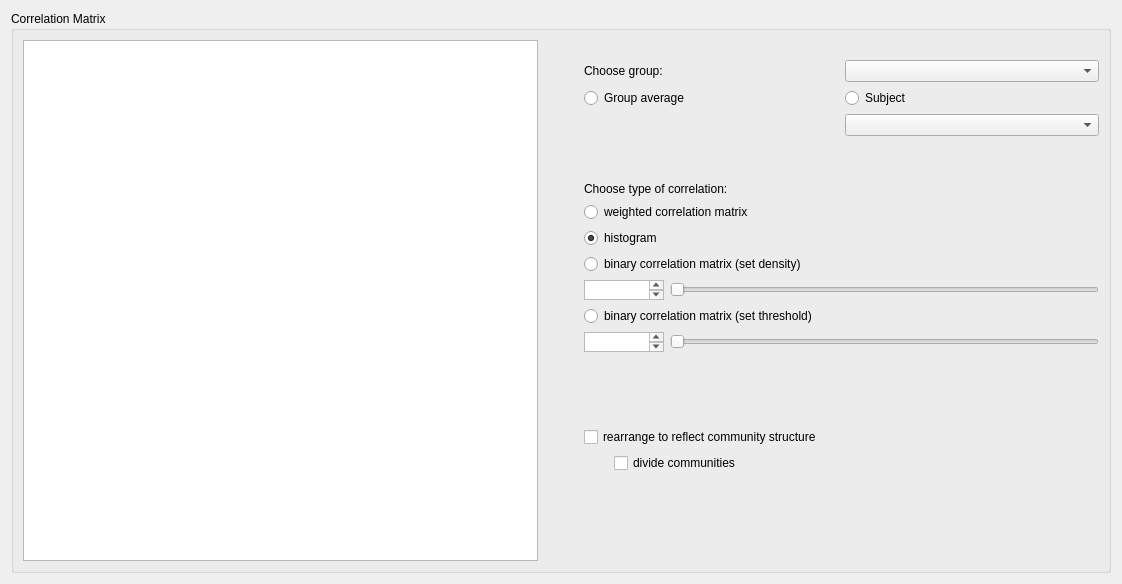
First picture: the form in braphy/gui/ui_files/correlation_matrix_widget.ui, repository softmatterlab/Braph-2.0-Python, before the edit.
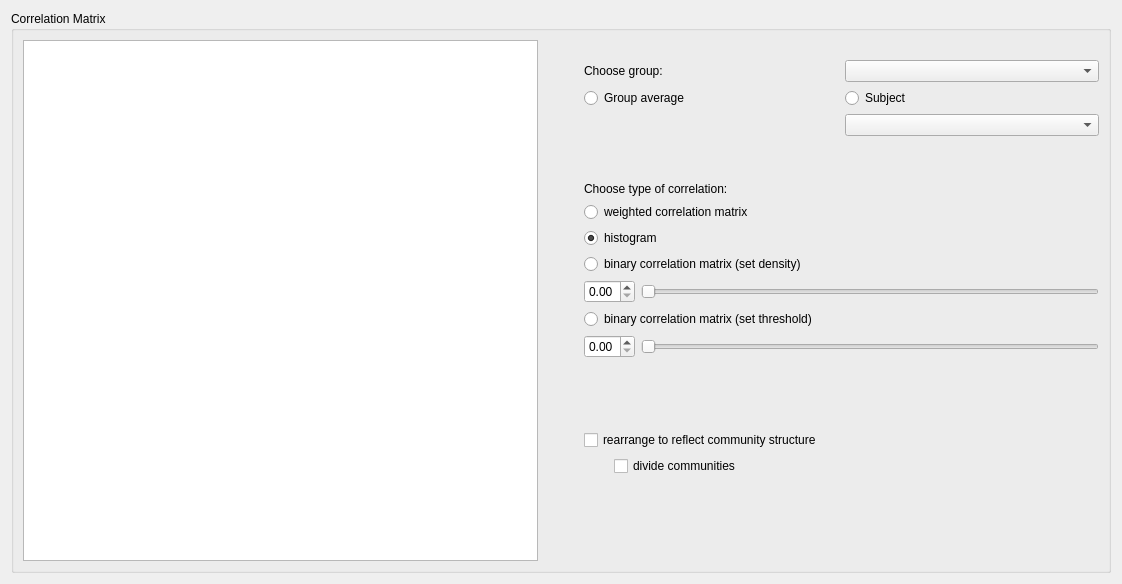
Second picture: the form after the edit. Icons and pictures are not drawn. Custom widgets are drawn as their Qt base class.

Commit message: Connect correlation sliders

What changed in the file:
```diff
--- a/braphy/gui/ui_files/correlation_matrix_widget.ui
+++ b/braphy/gui/ui_files/correlation_matrix_widget.ui
@@ -164,21 +164,12 @@
              <number>0</number>
             </property>
             <item>
-             <widget class="QTextEdit" name="textEditDensity">
-              <property name="enabled">
-               <bool>true</bool>
+             <widget class="QDoubleSpinBox" name="spinboxDensity">
+              <property name="maximum">
+               <double>1.000000000000000</double>
               </property>
-              <property name="sizePolicy">
-               <sizepolicy hsizetype="Fixed" vsizetype="Fixed">
-                <horstretch>0</horstretch>
-                <verstretch>0</verstretch>
-               </sizepolicy>
-              </property>
-              <property name="maximumSize">
-               <size>
-                <width>80</width>
-                <height>20</height>
-               </size>
+              <property name="singleStep">
+               <double>0.050000000000000</double>
               </property>
              </widget>
             </item>
@@ -187,6 +178,12 @@
               <property name="enabled">
                <bool>true</bool>
               </property>
+              <property name="maximum">
+               <number>100</number>
+              </property>
+              <property name="singleStep">
+               <number>5</number>
+              </property>
               <property name="orientation">
                <enum>Qt::Horizontal</enum>
               </property>
@@ -210,17 +207,23 @@
              <number>0</number>
             </property>
             <item>
-             <widget class="QTextEdit" name="textEditThreshold">
-              <property name="maximumSize">
-               <size>
-                <width>80</width>
-                <height>20</height>
-               </size>
+             <widget class="QDoubleSpinBox" name="spinboxThreshold">
+              <property name="maximum">
+               <double>1.000000000000000</double>
+              </property>
+              <property name="singleStep">
+               <double>0.050000000000000</double>
               </property>
              </widget>
             </item>
             <item>
              <widget class="QSlider" name="horizontalSliderThreshold">
+              <property name="maximum">
+               <number>100</number>
+              </property>
+              <property name="singleStep">
+               <number>5</number>
+              </property>
               <property name="orientation">
                <enum>Qt::Horizontal</enum>
               </property>
```
The commit also changes 3 other files.
